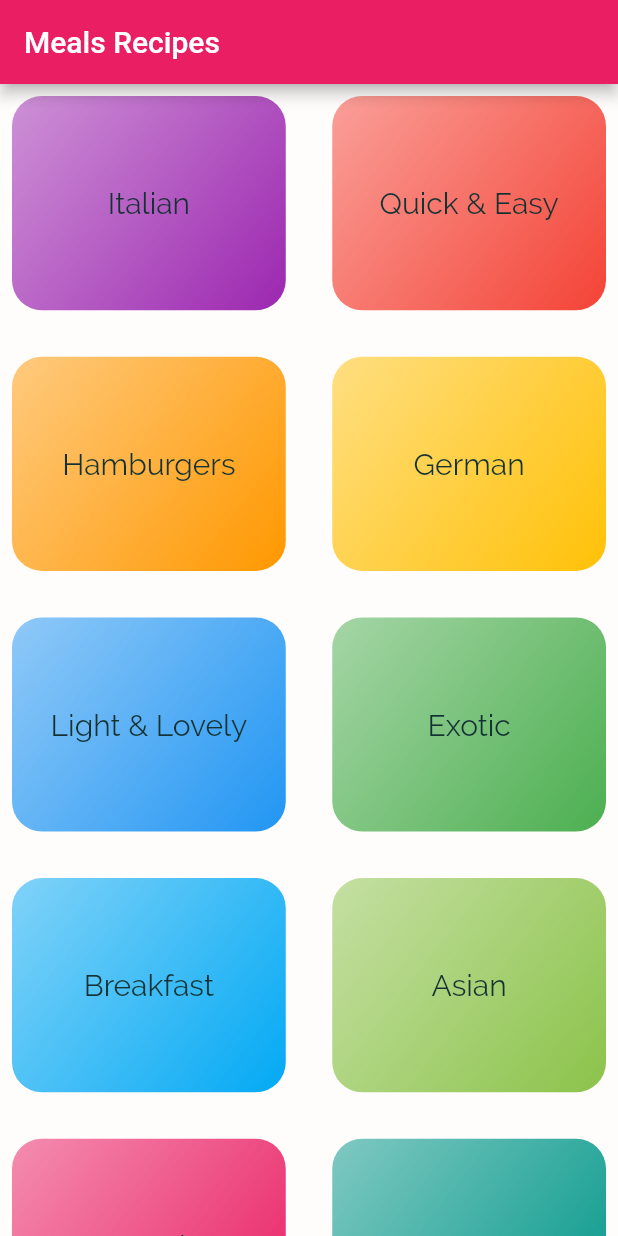
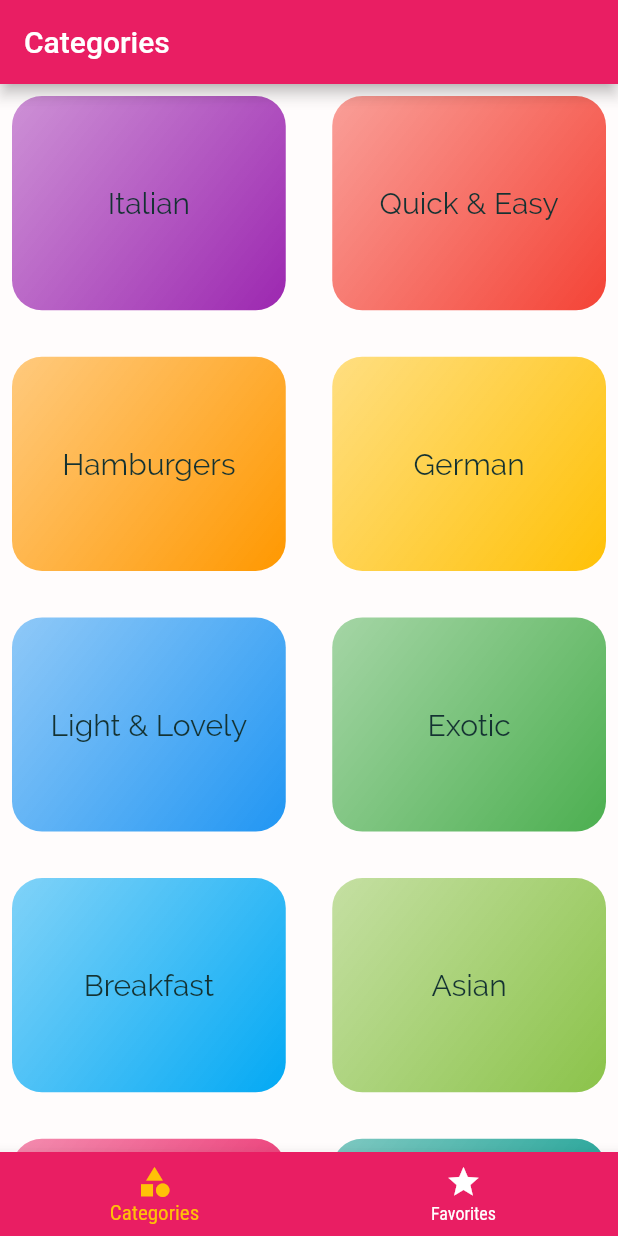
Before and after one commit to M-Madhavreddy/meals_app, a Flutter app: the screen it shows after launch, on a phone screen of 412 x 824 dp. Run offline on Flutter 3.47's test engine with Material 2 defaults, Android fonts, the phone set to English and light mode, and no system bars.

Commit message:
bottomNavigation

```diff
--- a/lib/Screens/category_screen.dart
+++ b/lib/Screens/category_screen.dart
@@ -8,11 +8,7 @@ class categoryScreen extends StatelessWidget {
 
   @override
   Widget build(BuildContext context) {
-    return Scaffold(
-      appBar: AppBar(
-        title: Text("Meals Recipes"),
-      ),
-      body: GridView(
+    return GridView(
         children: DUMMY_CATEGORIES
             .map((ctg) => categoryView( id : ctg.id , title: ctg.title, bgcolor: ctg.color,), )
             .toList(),
@@ -21,7 +17,7 @@ class categoryScreen extends StatelessWidget {
             childAspectRatio:  5/ 4,
             crossAxisSpacing: 15,
             mainAxisSpacing: 15),
-      ),
-    );
+      );
+
   }
 }
--- /dev/null
+++ b/lib/Screens/tabs_screen.dart
@@ -0,0 +1,48 @@
+import 'package:flutter/material.dart';
+import 'package:meals_app/Screens/Favorites.dart';
+import 'package:meals_app/Screens/category_screen.dart';
+import 'package:meals_app/Screens/categorylist.dart';
+
+class tabsScreen extends StatefulWidget {
+  @override
+  State<tabsScreen> createState() => _tabsScreenState();
+}
+
+class _tabsScreenState extends State<tabsScreen> {
+
+  List<Map<String,dynamic>>screen = [
+    {'pscreen': categoryScreen(), 'title': 'Categories'},
+    {'pscreen': FavoriteScreen(), 'title': 'Favorites'}
+  ];
+
+  int selectedindex = 0;
+
+  void selectedScreen(int index) {
+    setState(() {
+      print(index);
+      selectedindex = index;
+    });
+  }
+
+  @override
+  Widget build(BuildContext context) {
+    return Scaffold(
+      appBar: AppBar(
+        title: Text(screen[selectedindex]['title'] ),
+      ),
+      body: screen[selectedindex]['pscreen'] ,
+      bottomNavigationBar: BottomNavigationBar(
+        onTap: selectedScreen,
+        backgroundColor: Theme.of(context).primaryColor,
+        unselectedItemColor: Colors.white,
+        selectedItemColor: Theme.of(context).accentColor,
+        currentIndex: selectedindex,
+        items: [
+          BottomNavigationBarItem(
+              icon: Icon(Icons.category), label: 'Categories'),
+          BottomNavigationBarItem(icon: Icon(Icons.star), label: 'Favorites'),
+        ],
+      ),
+    );
+  }
+}
--- a/lib/main.dart
+++ b/lib/main.dart
@@ -1,7 +1,7 @@
 import 'package:flutter/material.dart';
 import './Screens/category_screen.dart';
 import './Screens/categorylist.dart';
-
+import 'Screens/tabs_screen.dart';
 import 'Screens/recepieview.dart';
 
 void main () => runApp( MyApp());
@@ -38,7 +38,7 @@ class MyApp extends StatelessWidget {
 
           )
       ),
-      home: categoryScreen(),
+      home: tabsScreen(),
       routes: {
         '/category-list' : (ctx) => CategoryList(),
         '/recepie-view' : (ctx) => Recepieview(),
```
Also changed, not shown: lib/Screens/Favorites.dart (added, +12 -0 lines), lib/Screens/recepieview.dart (+64 -27 lines).
